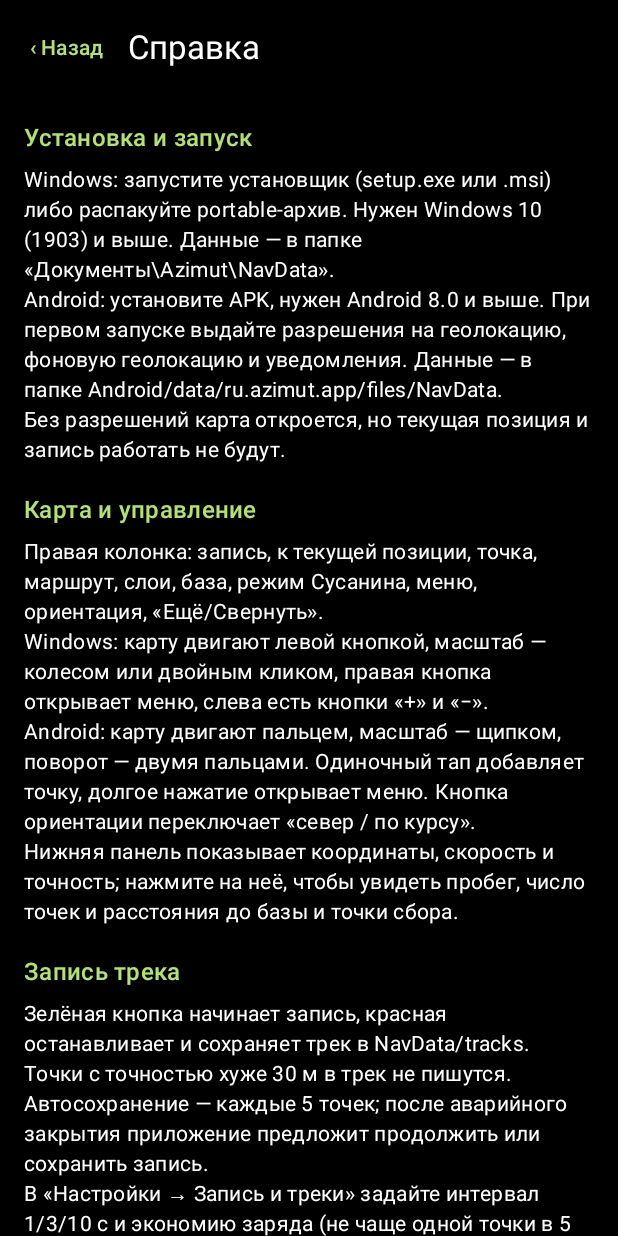
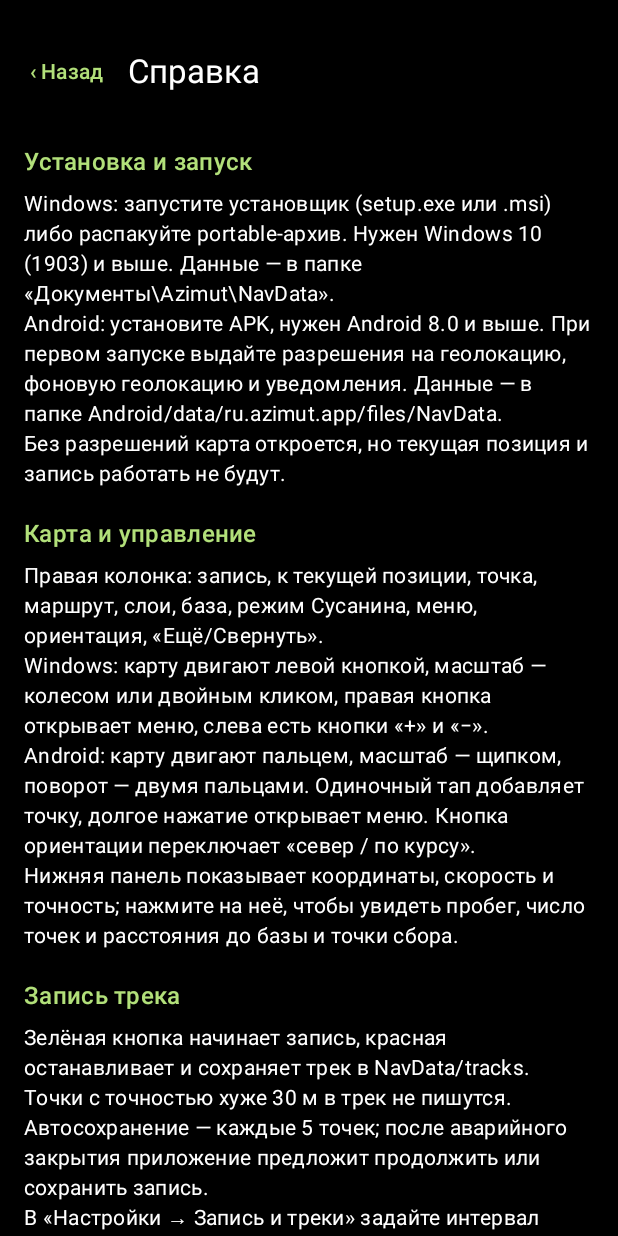
Before and after one commit to alexsandr2383-ux/Azimuth, an Android app built with Jetpack Compose: the composable HelpScreen shown on its own in the app's theme, on a phone screen of 412 x 824 dp. Run offline under Robolectric (Android 15) with nearby library versions, the phone set to English and light mode, and no system bars; pictures from the network do not load; 39 statements that could not run were skipped.

Commit message:
UI: keep screen titles below the display cutout (statusBarsPadding + min top padding in BackHeader)

```diff
--- a/composeApp/src/commonMain/kotlin/ru/azimut/app/ui/components/Common.kt
+++ b/composeApp/src/commonMain/kotlin/ru/azimut/app/ui/components/Common.kt
@@ -10,6 +10,7 @@ import androidx.compose.foundation.layout.Spacer
 import androidx.compose.foundation.layout.fillMaxWidth
 import androidx.compose.foundation.layout.height
 import androidx.compose.foundation.layout.padding
+import androidx.compose.foundation.layout.statusBarsPadding
 import androidx.compose.foundation.layout.size
 import androidx.compose.foundation.layout.width
 import androidx.compose.material.icons.Icons
@@ -238,7 +239,14 @@ fun LabeledValue(label: String, value: String) {
 @Composable
 fun BackHeader(title: String, onBack: () -> Unit) {
     Row(
-        modifier = Modifier.fillMaxWidth().padding(horizontal = 8.dp, vertical = 8.dp),
+        // statusBarsPadding keeps the title below the display cutout / camera hole;
+        // the extra top padding guarantees clearance when insets report zero
+        // (immersive mode with hidden system bars).
+        modifier = Modifier
+            .fillMaxWidth()
+            .statusBarsPadding()
+            .padding(top = 16.dp)
+            .padding(horizontal = 8.dp, vertical = 8.dp),
         verticalAlignment = Alignment.CenterVertically,
     ) {
         androidx.compose.material3.TextButton(onClick = onBack) {
```
